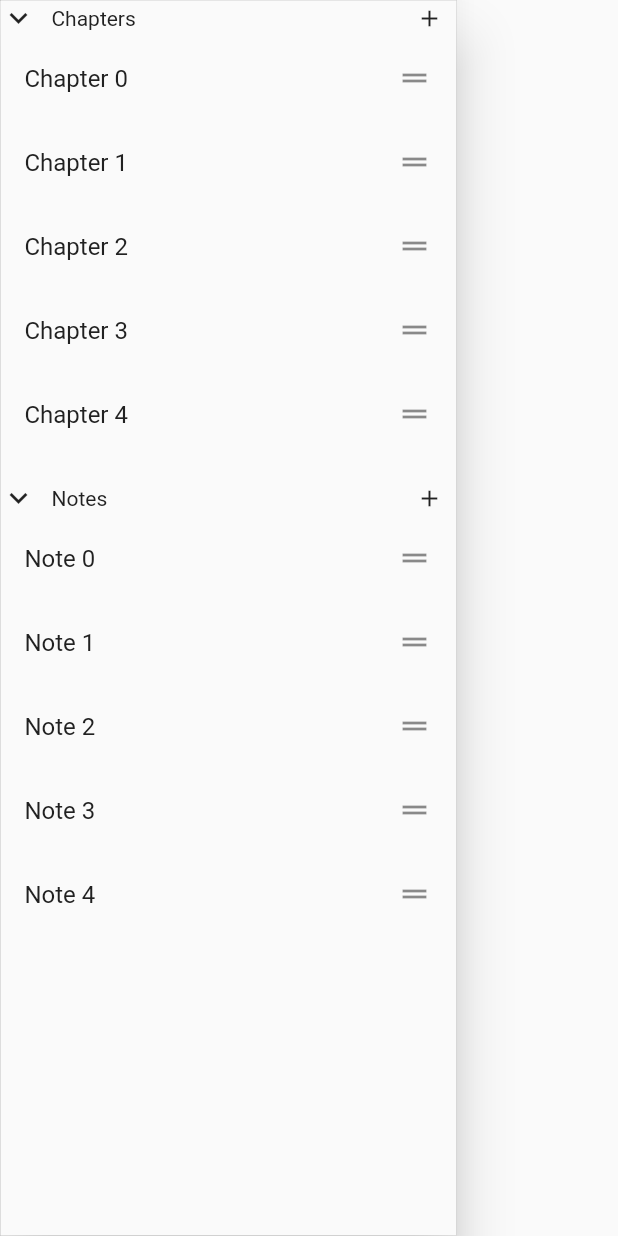
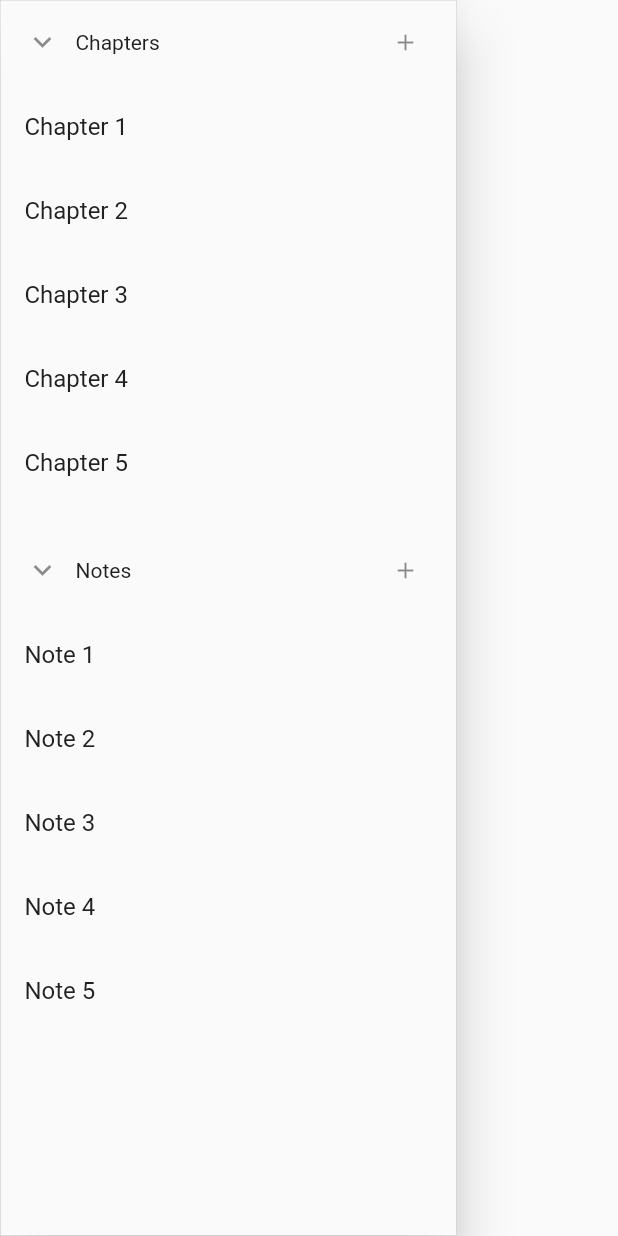
Before and after one commit to BlaynDrew414/OnWord-Frontend, a Flutter app: the WriterLeftMenu widget shown alone on an empty page, opened directly with empty values, on a phone screen of 412 x 824 dp. Run offline on Flutter 3.47's test engine with Material 2 defaults, Android fonts, the phone set to English and light mode, and no system bars; our stand-ins replace google_fonts.

Commit message:
removed drag icons left menu tiles

```diff
--- a/lib/screens/writer/writer_left_menu.dart
+++ b/lib/screens/writer/writer_left_menu.dart
@@ -15,18 +15,31 @@ class _WriterLeftMenuState extends State<WriterLeftMenu> {
   bool _isChapterExpanded = true;
   bool _isNoteExpanded = true;
 
-  void _onReorder(int oldIndex, int newIndex, List list) {
-    if (newIndex > oldIndex) newIndex -= 1;
-    setState(() {
-      final item = list.removeAt(oldIndex);
-      list.insert(newIndex, item);
-    });
+  List<String> chapters = [
+    'Chapter 1',
+    'Chapter 2',
+    'Chapter 3',
+    'Chapter 4',
+    'Chapter 5',
+  ];
+
+  List<String> notes = [
+    'Note 1',
+    'Note 2',
+    'Note 3',
+    'Note 4',
+    'Note 5',
+  ];
+
+  Color getTextColor(bool isDarkMode) {
+    return isDarkMode ? DarkTheme.textColorDark : LightTheme.textColorLight;
   }
 
   @override
   Widget build(BuildContext context) {
-    final themeData = widget.isDarkMode ? DarkTheme.themeData : LightTheme.themeData;
-    final textColor = widget.isDarkMode ? DarkTheme.textColorDark : LightTheme.textColorLight;
+    final themeData =
+        widget.isDarkMode ? DarkTheme.themeData : LightTheme.themeData;
+    final textColor = getTextColor(widget.isDarkMode);
 
     return Container(
       decoration: BoxDecoration(
@@ -38,9 +51,8 @@ class _WriterLeftMenuState extends State<WriterLeftMenu> {
       child: Drawer(
         child: ListView(
           children: [
-            Container(
-              width: 150,
-              child: Row(
+            ListTile(
+              title: Row(
                 children: [
                   GestureDetector(
                     child: _isChapterExpanded
@@ -52,9 +64,7 @@ class _WriterLeftMenuState extends State<WriterLeftMenu> {
                       });
                     },
                   ),
-                  SizedBox(
-                    width: 10.0,
-                  ),
+                  SizedBox(width: 10.0),
                   Text(
                     'Chapters',
                     style: TextStyle(
@@ -72,30 +82,38 @@ class _WriterLeftMenuState extends State<WriterLeftMenu> {
                       // Add your logic for adding a chapter
                     },
                   ),
-                  SizedBox(width: 9.0)
+                  SizedBox(width: 9.0),
                 ],
               ),
             ),
             if (_isChapterExpanded)
-              ReorderableListView.builder(
+              ReorderableListView(
+                buildDefaultDragHandles: false,
                 shrinkWrap: true,
                 physics: ClampingScrollPhysics(),
-                itemBuilder: (context, index) {
-                  return ListTile(
-                    key: Key('$index'),
-                    title: Text('Chapter $index', style: TextStyle(color: textColor)),
-                    trailing: Icon(Icons.drag_handle),
-                  );
-                },
-                itemCount: 5, // Set the number of chapters or use a dynamic value
+                children: [
+                  for (var i = 0; i < chapters.length; i++)
+                    ReorderableDragStartListener(
+                      index: i,
+                      key: Key('chapter_$i'),
+                      child: ListTile(
+                        title: Text(chapters[i], style: TextStyle(color: textColor)),
+                      ),
+                    ),
+                ],
                 onReorder: (oldIndex, newIndex) {
-                  _onReorder(oldIndex, newIndex, List.generate(5, (index) => 'Chapter $index'));
+                  if (newIndex > oldIndex) newIndex -= 1;
+                  setState(() {
+                    final item = chapters.removeAt(oldIndex);
+                    chapters.insert(newIndex, item);
+                  });
                 },
               ),
             SizedBox(height: 16),
             Container(
               width: 150,
-              child: Row(
+              child: ListTile(
+                title: Row(
                   children: [
                     GestureDetector(
                       child: _isNoteExpanded
@@ -107,9 +125,7 @@ class _WriterLeftMenuState extends State<WriterLeftMenu> {
                         });
                       },
                     ),
-                  SizedBox(
-                    width: 10.0,
-                  ),
+                    SizedBox(width: 10.0),
                     Text(
                       'Notes',
                       style: TextStyle(
@@ -127,24 +143,32 @@ class _WriterLeftMenuState extends State<WriterLeftMenu> {
                         // Add your logic for adding a note
                       },
                     ),
-                  SizedBox(width: 9.0)
+                    SizedBox(width: 9.0),
                   ],
                 ),
               ),
+            ),
             if (_isNoteExpanded)
-              ReorderableListView.builder(
+              ReorderableListView(
+                buildDefaultDragHandles: false,
                 shrinkWrap: true,
                 physics: ClampingScrollPhysics(),
-                itemBuilder: (context, index) {
-                  return ListTile(
-                    key: Key('$index'),
-                    title: Text('Note $index', style: TextStyle(color: textColor)),
-                    trailing: Icon(Icons.drag_handle),
-                  );
-                },
-                itemCount: 5, // Set the number of notes or use a dynamic value
+                children: [
+                  for (var i = 0; i < notes.length; i++)
+                    ReorderableDragStartListener(
+                      index: i,
+                      key: Key('note_$i'),
+                      child: ListTile(
+                        title: Text(notes[i], style: TextStyle(color: textColor)),
+                      ),
+                    ),
+                ],
                 onReorder: (oldIndex, newIndex) {
-                  _onReorder(oldIndex, newIndex, List.generate(5, (index) => 'Note $index'));
+                  if (newIndex > oldIndex) newIndex -= 1;
+                  setState(() {
+                    final item = notes.removeAt(oldIndex);
+                    notes.insert(newIndex, item);
+                  });
                 },
               ),
           ],
--- a/pubspec.yaml
+++ b/pubspec.yaml
@@ -37,6 +37,7 @@ dependencies:
   # Use with the CupertinoIcons class for iOS style icons.
   cupertino_icons: ^1.0.2
   google_fonts: ^5.0.0
+
 
 dev_dependencies:
   flutter_test:
```
Also changed, not shown: lib/main.dart (line endings or trailing spaces). Lines whose indentation alone changed are shown as unchanged.
